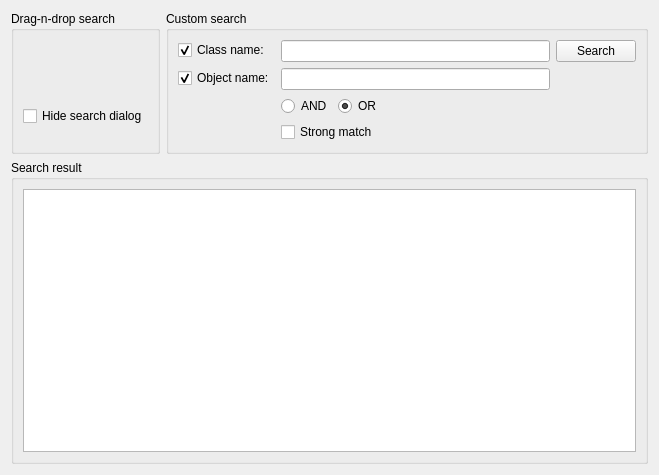
Before: the Qt Designer form Sources/Tools/QtTools/SpyWidget/SpySearch/SpySearchView.ui in xaoctech/dava.engine, drawn with Qt 5.
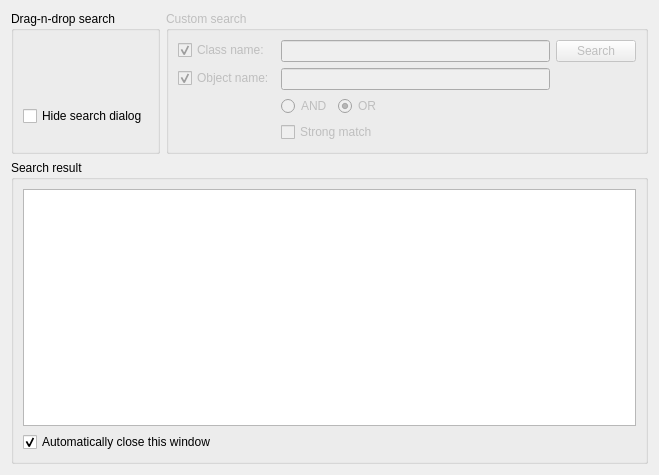
After: the same form once the commit is applied. Custom widgets are drawn as their Qt base class.

```diff
--- a/Sources/Tools/QtTools/SpyWidget/SpySearch/SpySearchView.ui
+++ b/Sources/Tools/QtTools/SpyWidget/SpySearch/SpySearchView.ui
@@ -86,6 +86,9 @@
      </item>
      <item>
       <widget class="QGroupBox" name="groupBox_2">
+       <property name="enabled">
+        <bool>false</bool>
+       </property>
        <property name="title">
         <string>Custom search</string>
        </property>
@@ -216,6 +219,16 @@
       <item>
        <widget class="QTreeView" name="resultTree"/>
       </item>
+      <item>
+       <widget class="QCheckBox" name="autoClose">
+        <property name="text">
+         <string>Automatically close this window </string>
+        </property>
+        <property name="checked">
+         <bool>true</bool>
+        </property>
+       </widget>
+      </item>
      </layout>
     </widget>
    </item>
```
